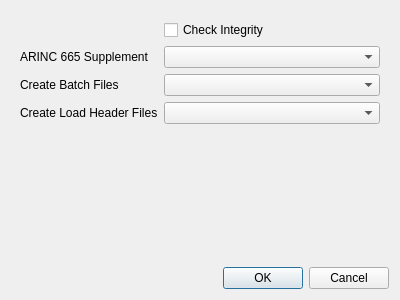
Above: lib/arinc665_qt/media_set_manager/MediaSetManagerSettingsDialog.ui from hirah2205/ARINC-665 before the change. Below: the same form after it.
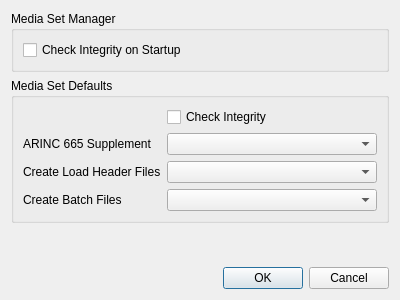
That is the form after the change.

Commit message:
Update ARINC 665 QT
Don't set application name (use executable name)
Set display application name.
Set organisation name and URL
Use QT Settings for Media Set Manager:
 - store last Medias Set Manager Directory
 - Store startup check integrity option

The edit to the form file:
```diff
--- a/lib/arinc665_qt/media_set_manager/MediaSetManagerSettingsDialog.ui
+++ b/lib/arinc665_qt/media_set_manager/MediaSetManagerSettingsDialog.ui
@@ -15,7 +15,26 @@
   </property>
   <layout class="QVBoxLayout" name="verticalLayout">
    <item>
-    <widget class="QWidget" name="arinc665MediaSetImportSettings" native="true">
+    <widget class="QGroupBox" name="mediaSetManager">
+     <property name="title">
+      <string>Media Set Manager</string>
+     </property>
+     <layout class="QVBoxLayout" name="verticalLayout_2">
+      <item>
+       <widget class="QCheckBox" name="checkIntegrityOnStartup">
+        <property name="text">
+         <string>Check Integrity on Startup</string>
+        </property>
+       </widget>
+      </item>
+     </layout>
+    </widget>
+   </item>
+   <item>
+    <widget class="QGroupBox" name="mediaSetDefaults">
+     <property name="title">
+      <string>Media Set Defaults</string>
+     </property>
      <layout class="QFormLayout" name="formLayout_3">
       <item row="1" column="0">
        <widget class="QLabel" name="arinc665MediaSetImporterVersionLabel">
@@ -34,27 +53,10 @@
         </property>
        </widget>
       </item>
-      <item row="2" column="0">
-       <widget class="QLabel" name="arinc665MediaSetImporterBatchFilePolicyLabel">
-        <property name="text">
-         <string>Create Batch Files</string>
-        </property>
-       </widget>
-      </item>
       <item row="3" column="0">
        <widget class="QLabel" name="arinc665MediaSetImporterLoadHeaderFilePolicyLabel">
         <property name="text">
-         <string>Create Load Header Files</string>
-        </property>
-       </widget>
-      </item>
-      <item row="2" column="1">
-       <widget class="QComboBox" name="arinc665MediaSetImporterBatchFilePolicy">
-        <property name="sizePolicy">
-         <sizepolicy hsizetype="Expanding" vsizetype="Fixed">
-          <horstretch>0</horstretch>
-          <verstretch>0</verstretch>
-         </sizepolicy>
+         <string>Create Batch Files</string>
         </property>
        </widget>
       </item>
@@ -75,6 +77,23 @@
         </property>
        </widget>
       </item>
+      <item row="2" column="0">
+       <widget class="QLabel" name="mediaSetDefaultsLoadHeaderFilePolicyLabel">
+        <property name="text">
+         <string>Create Load Header Files</string>
+        </property>
+       </widget>
+      </item>
+      <item row="2" column="1">
+       <widget class="QComboBox" name="mediaSetDefaultsLoadHeaderFilePolicy">
+        <property name="sizePolicy">
+         <sizepolicy hsizetype="Expanding" vsizetype="Fixed">
+          <horstretch>0</horstretch>
+          <verstretch>0</verstretch>
+         </sizepolicy>
+        </property>
+       </widget>
+      </item>
      </layout>
     </widget>
    </item>
```
Left out of the diff: 10 changed lines with no effect on the pictures. The commit also changes 7 other files.
